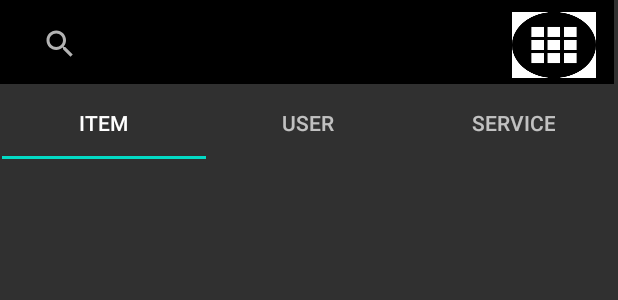
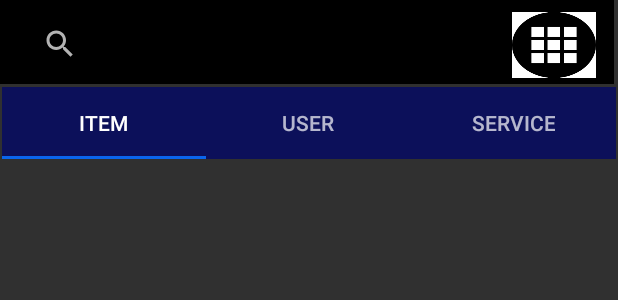
Before and after one commit to wilfredo1m/BeachList, an Android app: the layout activity_toolbar_searchbar.xml on its own in the app's theme, with its tools: preview values and no code run, on a phone screen of 412 x 824 dp. Shown: the top 300 px of the screen. Run offline under Robolectric (Android 15) with nearby library versions, the light colour scheme and no system bars.

Commit message:
-creating searchbar toolbar

```diff
--- a/app/src/main/res/layout/activity_toolbar_searchbar.xml
+++ b/app/src/main/res/layout/activity_toolbar_searchbar.xml
@@ -47,9 +47,11 @@
         android:layout_width="409dp"
         android:layout_height="wrap_content"
         android:layout_marginTop="2dp"
+        android:background="#DD070C61"
         app:layout_constraintEnd_toEndOf="parent"
         app:layout_constraintStart_toStartOf="parent"
-        app:layout_constraintTop_toBottomOf="@+id/toolbar6">
+        app:layout_constraintTop_toBottomOf="@+id/toolbar6"
+        app:tabIndicatorColor="#0A65EC">
 
         <com.google.android.material.tabs.TabItem
             android:layout_width="wrap_content"
```
